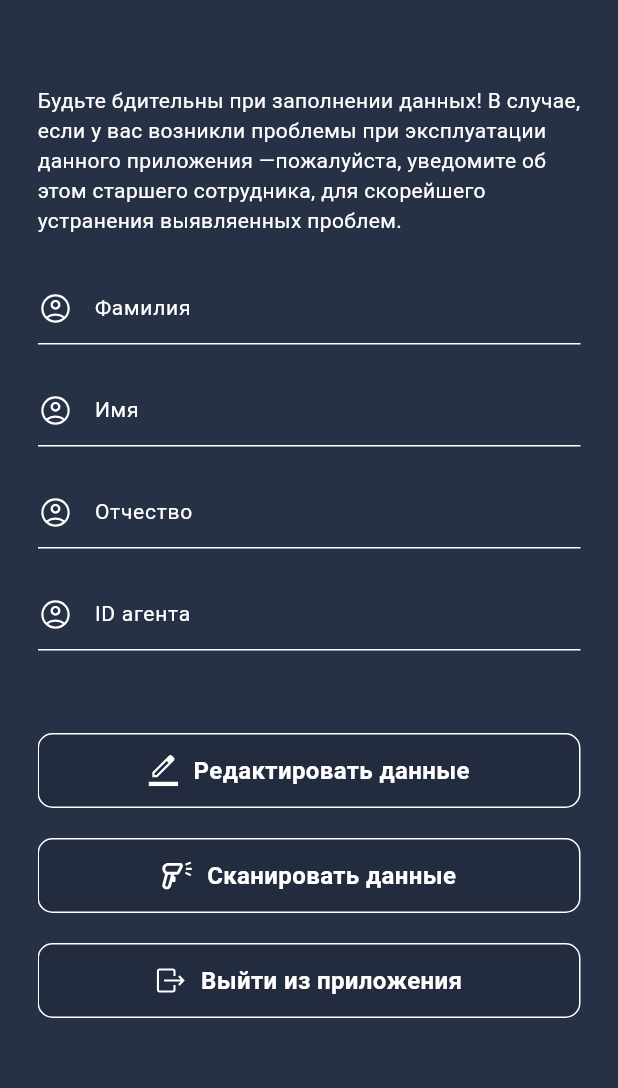
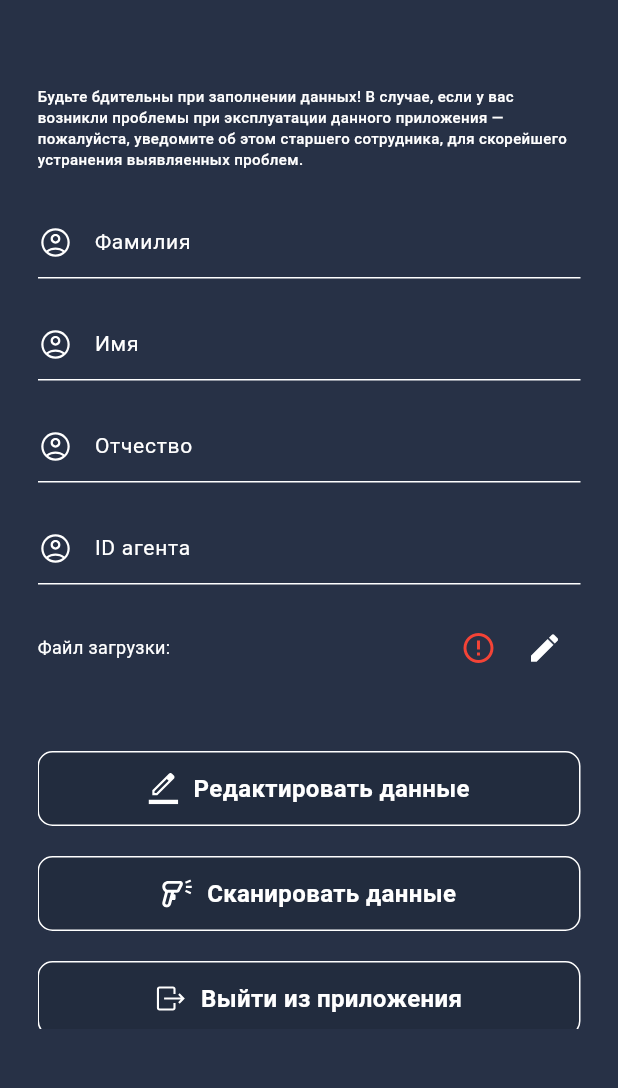
Before and after one commit to Nykolayr/tdtime, a Flutter app: the SettingsPage screen opened directly, on a phone screen of 412 x 824 dp, the part 65-1153 px from its top. Run offline on Flutter 3.47's test engine with Material 3 defaults, Android fonts, the phone set to English and light mode, and no system bars; our stand-ins replace bloc, dio, equatable, flutter_bloc, flutter_svg, gap and 6 more; missing offline and left inert: flutter_easylogger, ftpconnect, qr_code_scanner; accounts and stored records are empty.

Commit message:
feat: add check file

```diff
--- a/lib/data/api/api.dart
+++ b/lib/data/api/api.dart
@@ -99,7 +99,6 @@ class Api {
       ftpConnect.supportIPV6 = true;
       await ftpConnect.changeDirectory('user_app');
       await ftpConnect.changeDirectory('routes');
-
       // Создаем временный файл
       final directory = await getTemporaryDirectory();
       final tempFile = File('${directory.path}/$fileName');
--- a/lib/domain/models/user.dart
+++ b/lib/domain/models/user.dart
@@ -5,12 +5,14 @@ class User {
   String family; // фамилия
   String name; // имя
   String patron; // отчество
+  String filePath; // путь к файлу
 
   User({
     required this.id,
     required this.family,
     required this.patron,
     required this.name,
+    required this.filePath,
   });
   factory User.fromJson(Map<String, dynamic> data) {
     return User(
@@ -18,6 +20,7 @@ class User {
       family: data['family'] ?? '',
       name: data['name'] ?? '',
       patron: data['patron'] ?? '',
+      filePath: data['filePath'] ?? '${data['id']}_routers',
     );
   }
 
@@ -27,6 +30,7 @@ class User {
       family: '',
       name: '',
       patron: '',
+      filePath: '',
     );
   }
 
@@ -36,6 +40,7 @@ class User {
       'family': family,
       'name': name,
       'patron': patron,
+      'filePath': filePath,
     };
   }
 }
--- a/lib/presentation/screens/auth/bloc/auth_bloc.dart
+++ b/lib/presentation/screens/auth/bloc/auth_bloc.dart
@@ -20,7 +20,8 @@ class AuthBloc extends Bloc<AuthEvent, AuthState> {
         family: event.family,
         name: event.name,
         patron: event.patron,
-        id: event.id);
+        id: event.id,
+        filePath: '${event.id}_routers');
 
     await Get.find<UserRepository>().authUser(userIn: user);
     emit(state.copyWith(
--- a/lib/presentation/screens/main/bloc/main_event.dart
+++ b/lib/presentation/screens/main/bloc/main_event.dart
@@ -7,11 +7,21 @@ sealed class MainEvent extends Equatable {
   List<Object> get props => [];
 }
 
+/// новый файл
+class NewFileEvent extends MainEvent {
+  final String fileName;
+  final bool isFileExist;
+  const NewFileEvent({required this.fileName, required this.isFileExist});
+}
+
 /// сброс ошибки
 class ResetErrorEvent extends MainEvent {}
 
 /// загрузка списка ТЦ
-class LoadMarketCentersEvent extends MainEvent {}
+class LoadMarketCentersEvent extends MainEvent {
+  final String fileName;
+  const LoadMarketCentersEvent({required this.fileName});
+}
 
 /// показ ошибки
 class ShowErrorEvent extends MainEvent {
--- a/lib/presentation/screens/main/bloc/main_state.dart
+++ b/lib/presentation/screens/main/bloc/main_state.dart
@@ -77,9 +77,9 @@ class MainState extends Equatable {
             Get.find<RoutersRepository>().todayRouters.isNotEmpty
                 ? Get.find<RoutersRepository>().todayRouters.first
                 : MarketCenter.init(),
-        filePath: '',
+        filePath: Get.find<UserRepository>().user.filePath,
         isFileExist: false,
-        errorShowMessage: '',
+        errorShowMessage: Get.find<RoutersRepository>().errorMessage,
       );
 
   @override
@@ -91,5 +91,7 @@ class MainState extends Equatable {
         marketCenters,
         todayRouters,
         errorShowMessage,
+        filePath,
+        isFileExist,
       ];
 }
--- a/lib/presentation/screens/main/widget.dart
+++ b/lib/presentation/screens/main/widget.dart
@@ -70,7 +70,7 @@ class EmptySession extends StatelessWidget {
         const Gap(70),
         const Text(
             'Будьте бдительны при заполнении данных! В случае, если у вас возникли проблемы при эксплуатации данного приложения —пожалуйста, уведомите об этом старшего сотрудника, для скорейшего устранения выявляенных проблем.',
-            style: AppText.text14),
+            style: AppText.text10),
         const Gap(50),
         Center(
             child: SvgPicture.asset('assets/svg/scan_icon.svg',
--- a/lib/presentation/theme/text.dart
+++ b/lib/presentation/theme/text.dart
@@ -47,6 +47,12 @@ class AppText {
     color: AppColor.white,
     fontWeight: FontWeight.w400,
     fontSize: 14,
+  );
+
+  static const TextStyle text12 = TextStyle(
+    color: AppColor.white,
+    fontWeight: FontWeight.w400,
+    fontSize: 12,
   );
 
   static const TextStyle text14b = TextStyle(
--- /dev/null
+++ b/lib/presentation/widgets/row_with_filepath.dart
@@ -0,0 +1,64 @@
+import 'package:flutter/material.dart';
+import 'package:flutter_bloc/flutter_bloc.dart';
+import 'package:gap/gap.dart';
+import 'package:tdtime/presentation/screens/main/bloc/main_bloc.dart';
+import 'package:tdtime/presentation/theme/theme.dart';
+import 'package:tdtime/presentation/widgets/modal_edit_filepath.dart';
+
+class RowWithFilePath extends StatelessWidget {
+  final MainBloc mainBloc;
+  const RowWithFilePath({
+    Key? key,
+    required this.mainBloc,
+  }) : super(key: key);
+
+  @override
+  Widget build(BuildContext context) {
+    return BlocBuilder<MainBloc, MainState>(
+        bloc: mainBloc,
+        builder: (context, state) {
+          return Row(
+            children: [
+              const Text(
+                'Файл загрузки:',
+                style: AppText.text12,
+              ),
+              const Gap(6),
+              Expanded(
+                child: Text(
+                  state.filePath,
+                  style: AppText.text12.copyWith(color: AppColor.yellow),
+                  overflow: TextOverflow.ellipsis,
+                ),
+              ),
+              // const Spacer(),
+              state.isFileExist
+                  ? const Icon(Icons.check_circle,
+                      color: Colors.green, size: 24)
+                  : const Icon(Icons.error_outline,
+                      color: Colors.red, size: 24),
+              const Gap(8),
+              IconButton(
+                icon: const Icon(Icons.edit, color: AppColor.white),
+                onPressed: () {
+                  showDialog(
+                    context: context,
+                    builder: (context) => EditFileNameModal(
+                      mainBloc: mainBloc,
+                      initialName: state.filePath.replaceAll('.json', ''),
+                      onCheck: (String newName) {
+                        String fileName = newName.endsWith('.json')
+                            ? newName
+                            : '$newName.json';
+                        mainBloc
+                            .add(LoadMarketCentersEvent(fileName: fileName));
+                      },
+                    ),
+                  );
+                },
+              ),
+            ],
+          );
+        });
+  }
+}
```
Also changed, not shown: lib/domain/repository/routers_repository.dart (+35 -78 lines), lib/presentation/screens/main/bloc/main_bloc.dart (+26 -7 lines), lib/presentation/screens/main/main_page.dart (+12 -7 lines), lib/presentation/screens/main/main_scan_page.dart (+21 -22 lines), lib/presentation/screens/main/setting_page.dart (+73 -3 lines), lib/presentation/widgets/alerts.dart (+42 -0 lines), lib/presentation/widgets/modal_edit_filepath.dart (added, +101 -0 lines).
